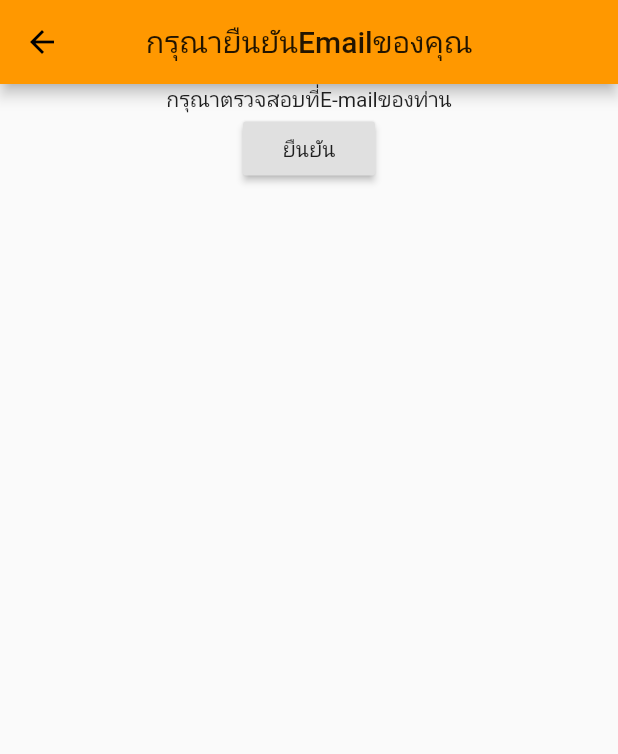
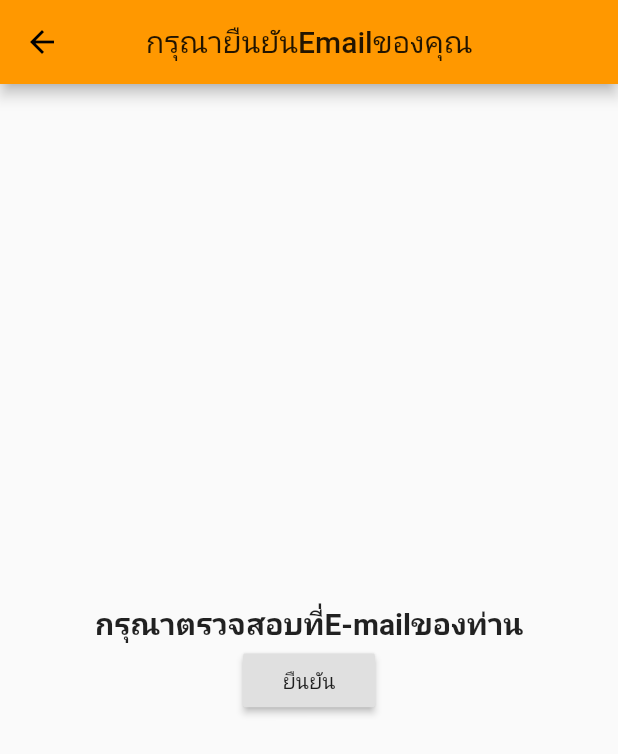
Before and after one commit to prapawity/Mobile_Project, a Flutter app: the verifying screen opened by its route, on a phone screen of 412 x 824 dp. Shown: the top 754 px of the screen. Run offline on Flutter 3.47's test engine with Material 2 defaults, Android fonts, the phone set to English and light mode, and no system bars; our stand-ins replace cloud_firestore, datetime_picker_formfield, firebase_auth, firebase_storage, flutter_map, image_cropper and 3 more; missing offline and left inert: flutter_circular_chart, flutter_cupertino_date_picker; accounts and stored records are empty; network calls fail; Roboto replaces fonts that are missing (Sukhumvit).

Commit message:
decoration many thing

```diff
--- a/lib/ui/map.dart
+++ b/lib/ui/map.dart
@@ -16,7 +16,7 @@ class _MapLocationState extends State<MapLocation>{
   Widget build(BuildContext context) {
     return   Scaffold(
           appBar: AppBar(
-            title: Text("แผนที่"),
+            title: Text("แผนที่"),centerTitle: true,
           ),
           body: new FlutterMap(
               options: new MapOptions(
--- a/lib/ui/restaurant_list_screen.dart
+++ b/lib/ui/restaurant_list_screen.dart
@@ -9,7 +9,7 @@ class ResraurantListScreen extends StatelessWidget {
   Widget build(BuildContext context) {
     return Scaffold(
       appBar: AppBar(
-        title: Text("ร้านอาหาร"),
+        title: Text("ร้านอาหาร"),centerTitle: true,
       ),
       body:FutureBuilder<List<Restaurant>>(
             future: getAllRestaurant(),
@@ -42,7 +42,7 @@ class ResraurantListScreen extends StatelessWidget {
                                           child: new Text(title.length > 20 ? "${title.substring(0, 20)}..." : title, style: headerTextStyle),
                                           padding: EdgeInsets.only(bottom: 5.0),
                                         ),
-                                        Text(desc.length > 23 ? "${desc.substring(0, 23)}..." : desc)
+                                        Text(desc.length > 30 ? "${desc.substring(0, 30)}..." : desc)
                                       ],
                                     ),
                                   );
@@ -51,6 +51,7 @@ class ResraurantListScreen extends StatelessWidget {
                                         Navigator.push(context,MaterialPageRoute(builder: (context) => RestaurantScreen(restaurant: restaurant,)),);
                                     },
                                     child: Card(
+                                      color: Colors.amberAccent,
                                       margin: EdgeInsets.all(5.0),
                                       shape: RoundedRectangleBorder(
                                           borderRadius: BorderRadius.circular(10.0)),
--- a/lib/ui/verify.dart
+++ b/lib/ui/verify.dart
@@ -11,8 +11,11 @@ class verifying extends StatelessWidget {
       ),
       body: Center(
           child: Column(
+        crossAxisAlignment: CrossAxisAlignment.center,
+        mainAxisSize: MainAxisSize.max,
+        mainAxisAlignment: MainAxisAlignment.center,
         children: <Widget>[
-          Text('กรุณาตรวจสอบที่E-mailของท่าน'),
+          Text('กรุณาตรวจสอบที่E-mailของท่าน',style: TextStyle(fontSize: 20,fontWeight: FontWeight.bold),),
           RaisedButton(
             child: Text('ยืนยัน'),
             onPressed: () {
```
Also changed, not shown: lib/ui/informationForm.dart (+6 -3 lines), lib/ui/restaurant_screen.dart (+16 -15 lines).
